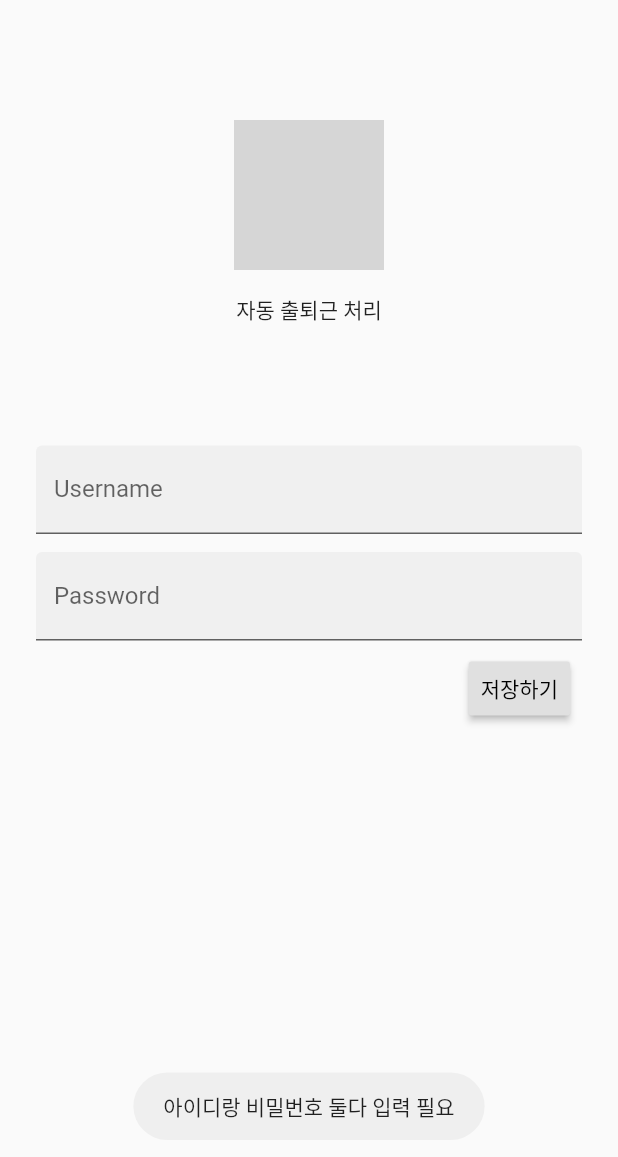
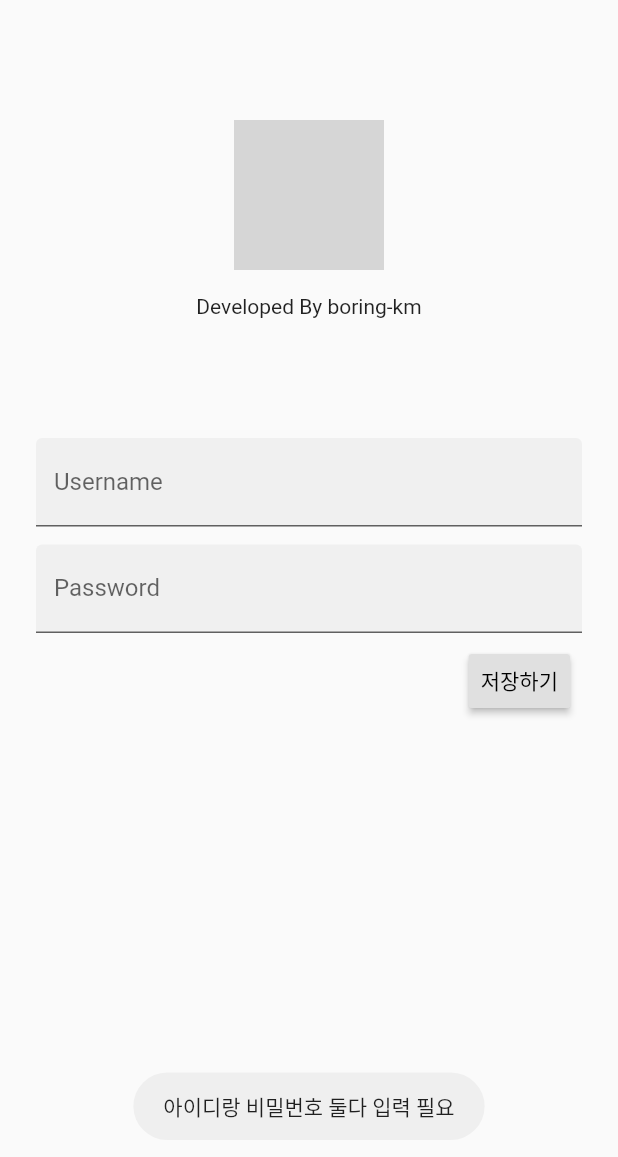
Before and after one commit to boring-km/groupware_automation_app, a Flutter app: the screen it shows after launch, after a tap on "저장하기", on a phone screen of 412 x 824 dp. Shown: the top 1157 px of the screen. Run offline on Flutter 3.47's test engine with Material 2 defaults, Android fonts, the phone set to English and light mode, and no system bars; our stand-ins replace fluttertoast, shared_preferences, webview_flutter; missing offline and left inert: flutter_webview_plugin; grey boxes are pictures that could not be loaded.

Commit message:
[develop] 내부 저장소에 아이디와 비밀번호 저장해서 자동 로그인 구현

```diff
--- a/lib/main.dart
+++ b/lib/main.dart
@@ -1,7 +1,10 @@
 import 'package:flutter/material.dart';
 import 'package:fluttertoast/fluttertoast.dart';
-// import 'package:shared_preferences/shared_preferences.dart';
+import 'package:shared_preferences/shared_preferences.dart';
 import 'web.dart';
+
+String id = "";
+String pw = "";
 
 void main() {
   runApp(AutoAttendApp());
@@ -11,11 +14,15 @@ class AutoAttendApp extends StatelessWidget {
   @override
   Widget build(BuildContext context) {
     return MaterialApp(
-      title: '그룹웨어 자동 출퇴근',
+      title: 'nu!boluf',
       theme: ThemeData(
         primarySwatch: Colors.blue,
       ),
-      home: LoginPage(),
+      initialRoute: '/',
+      routes: {
+        '/': (BuildContext context) => LoginPage(),
+        '/web': (BuildContext context) => WebPageApp(id, pw)
+      },
     );
   }
 }
@@ -29,18 +36,27 @@ class LoginPage extends StatefulWidget {
 class _LoginPageState extends State<LoginPage> {
   final _usernameController = TextEditingController();
   final _passwordController = TextEditingController();
-  String id = "";
-  String pw = "";
+
+  Future<Null> _getSharedPrefs() async {
+    SharedPreferences prefs = await SharedPreferences.getInstance();
+    id = prefs.getString("id") ?? "";
+    pw = prefs.getString("pw") ?? "";
+    if (id != "" && pw != "") {
+      Navigator.pushNamed(context, '/web');
+    }
+  }
+
+  Future<Null> _saveSharedPrefs(String id, String pw) async {
+    SharedPreferences prefs = await SharedPreferences.getInstance();
+    prefs.setString('id', id);
+    prefs.setString('pw', pw);
+    Navigator.push(context, MaterialPageRoute(builder: (context) => WebPageApp(id, pw)));
+  }
 
   @override
   void initState() {
     super.initState();
-    // final prefs = await SharedPreferences.getInstance();
-    // id = prefs.getString("id") ?? "";
-    // pw = prefs.getString("pw") ?? "";
-    // if (id != "" && pw != "") {
-    //   Navigator.push(context, MaterialPageRoute(builder: (context) => WebPageApp(id, pw)));
-    // }
+    _getSharedPrefs();
   }
 
   @override
@@ -58,7 +74,7 @@ class _LoginPageState extends State<LoginPage> {
                   width: 100,
                 ),
                 SizedBox(height: 16.0),
-                Text('자동 출퇴근 처리'),
+                Text('Developed By boring-km'),
               ],
             ),
             SizedBox(height: 80.0),
@@ -88,8 +104,7 @@ class _LoginPageState extends State<LoginPage> {
                     if(_usernameController.text.isNotEmpty && _passwordController.text.isNotEmpty) {
                       name = _usernameController.text;
                       password = _passwordController.text;
-                      // TODO 현재는 입력한 ID와 비밀번호를 넘겨준다.
-                      Navigator.push(context, MaterialPageRoute(builder: (context) => WebPageApp(name, password)));
+                      _saveSharedPrefs(name, password);
                     } else {
                       name = ""; password = "";
                       Fluttertoast.showToast(msg: "아이디랑 비밀번호 둘다 입력 필요");
--- a/lib/web.dart
+++ b/lib/web.dart
@@ -67,9 +67,8 @@ class _MyHomePageState extends State<MyHomePage> {
       Duration(seconds: 7), () {
         if(Platform.isAndroid) {
           SystemNavigator.pop();
-        } else {
-          exit(0);
         }
+        exit(0);
       }
     );
   }
```
